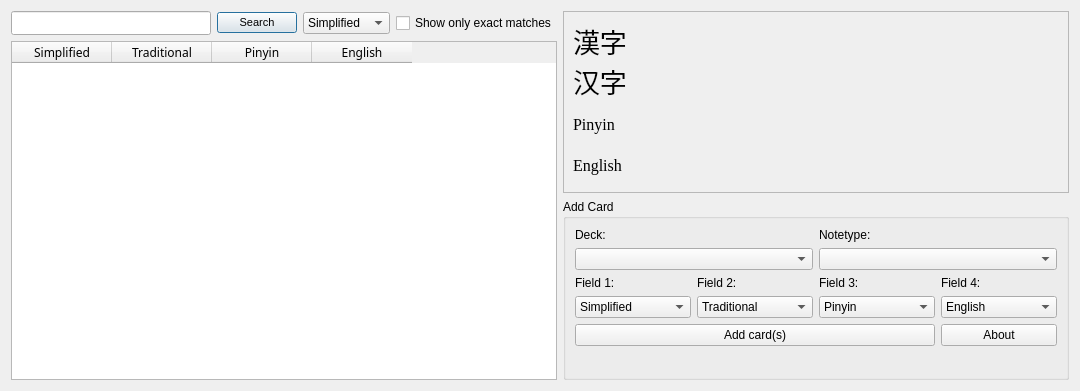
Old version of the form designer/dict_ui.ui in the repository ThoreBor/CC-CEDICT-for-Anki.
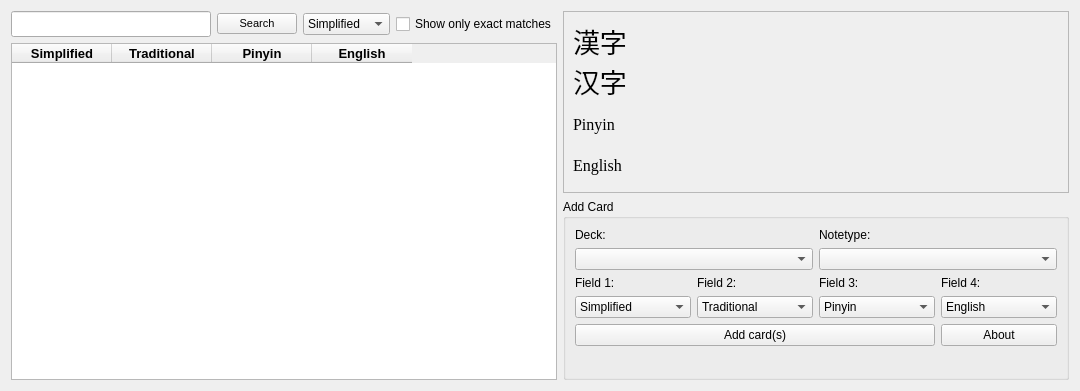
New version of the form. Icons and pictures are not drawn.

```diff
--- a/designer/dict_ui.ui
+++ b/designer/dict_ui.ui
@@ -314,6 +314,9 @@
        <property name="text">
         <string>Search</string>
        </property>
+       <property name="autoDefault">
+        <bool>false</bool>
+       </property>
       </widget>
      </item>
      <item row="0" column="0">
@@ -326,8 +329,8 @@
        </property>
        <property name="font">
         <font>
-         <family>KaiTi</family>
-         <pointsize>8</pointsize>
+         <family>SimHei</family>
+         <pointsize>10</pointsize>
         </font>
        </property>
       </widget>
@@ -377,21 +380,53 @@
         <property name="text">
          <string>Simplified</string>
         </property>
+        <property name="font">
+         <font>
+          <family>Arial</family>
+          <pointsize>10</pointsize>
+          <weight>75</weight>
+          <bold>true</bold>
+         </font>
+        </property>
        </column>
        <column>
         <property name="text">
          <string>Traditional</string>
         </property>
+        <property name="font">
+         <font>
+          <family>Arial</family>
+          <pointsize>10</pointsize>
+          <weight>75</weight>
+          <bold>true</bold>
+         </font>
+        </property>
        </column>
        <column>
         <property name="text">
          <string>Pinyin</string>
         </property>
+        <property name="font">
+         <font>
+          <family>Arial</family>
+          <pointsize>10</pointsize>
+          <weight>75</weight>
+          <bold>true</bold>
+         </font>
+        </property>
        </column>
        <column>
         <property name="text">
          <string>English</string>
         </property>
+        <property name="font">
+         <font>
+          <family>Arial</family>
+          <pointsize>10</pointsize>
+          <weight>75</weight>
+          <bold>true</bold>
+         </font>
+        </property>
        </column>
       </widget>
      </item>
```
